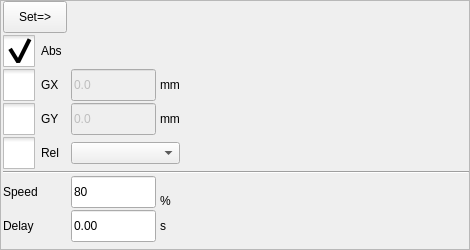
GaussCheng/2-5AxisPunch, file hcinstruction/actionsettingframe.ui: the form before one commit.
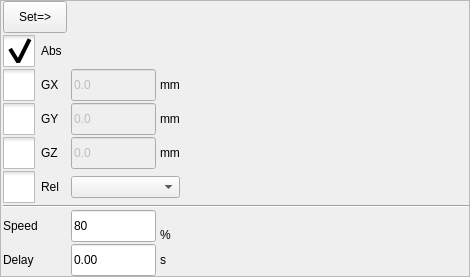
The form after the commit. Icons and pictures are not drawn. Custom widgets are drawn as their Qt base class.

Patch:
```diff
--- a/hcinstruction/actionsettingframe.ui
+++ b/hcinstruction/actionsettingframe.ui
@@ -419,6 +419,79 @@
      </property>
     </widget>
    </item>
+   <item row="4" column="0">
+    <widget class="QCheckBox" name="gzButton">
+     <property name="styleSheet">
+      <string notr="true">::indicator {
+     width: 32px;
+     height: 32px;
+ }
+
+::indicator:unchecked 
+{
+     image: url(:/resource/check_unchecked.png);
+ }
+::indicator:checked 
+{
+     image: url(:/resource/check_checked.png);
+ }
+
+::indicator:checked:disabled
+{
+ image: url(:/resource/check_checked_disable.png);
+}
+
+::indicator:unchecked:disabled
+{
+ image: url(:/resource/check_unchecked_disable.png);
+}</string>
+     </property>
+     <property name="text">
+      <string>GZ</string>
+     </property>
+     <property name="checkable">
+      <bool>true</bool>
+     </property>
+    </widget>
+   </item>
+   <item row="4" column="1">
+    <widget class="ICLineEditWithVirtualNumericKeypad" name="zPosLineEdit">
+     <property name="enabled">
+      <bool>false</bool>
+     </property>
+     <property name="minimumSize">
+      <size>
+       <width>85</width>
+       <height>0</height>
+      </size>
+     </property>
+     <property name="maximumSize">
+      <size>
+       <width>85</width>
+       <height>32</height>
+      </size>
+     </property>
+     <property name="text">
+      <string>0.0</string>
+     </property>
+    </widget>
+   </item>
+   <item row="4" column="2">
+    <widget class="QLabel" name="label_12">
+     <property name="sizePolicy">
+      <sizepolicy hsizetype="Fixed" vsizetype="Preferred">
+       <horstretch>0</horstretch>
+       <verstretch>0</verstretch>
+      </sizepolicy>
+     </property>
+     <property name="text">
+      <string>mm</string>
+     </property>
+     <property name="alignment">
+      <set>Qt::AlignLeading|Qt::AlignLeft|Qt::AlignVCenter</set>
+     </property>
+    </widget>
+   </item>
   </layout>
  </widget>
  <customwidgets>
```
